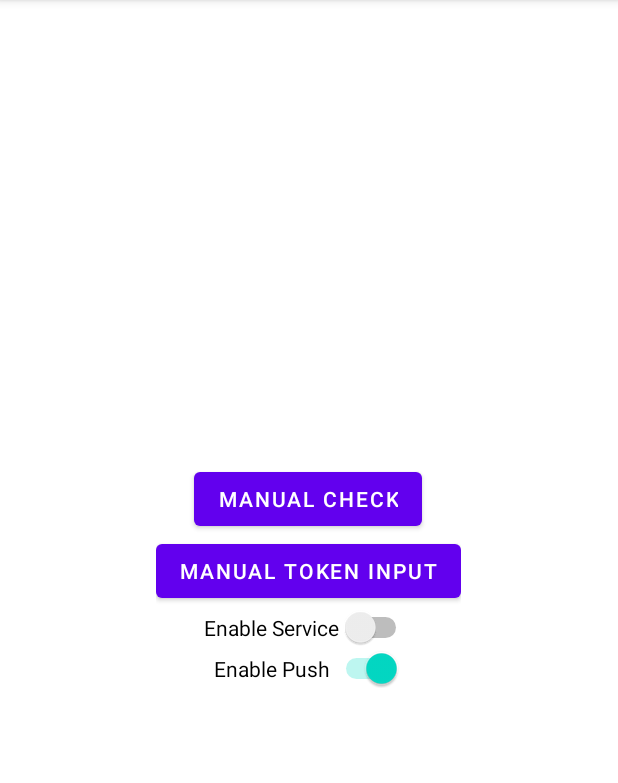
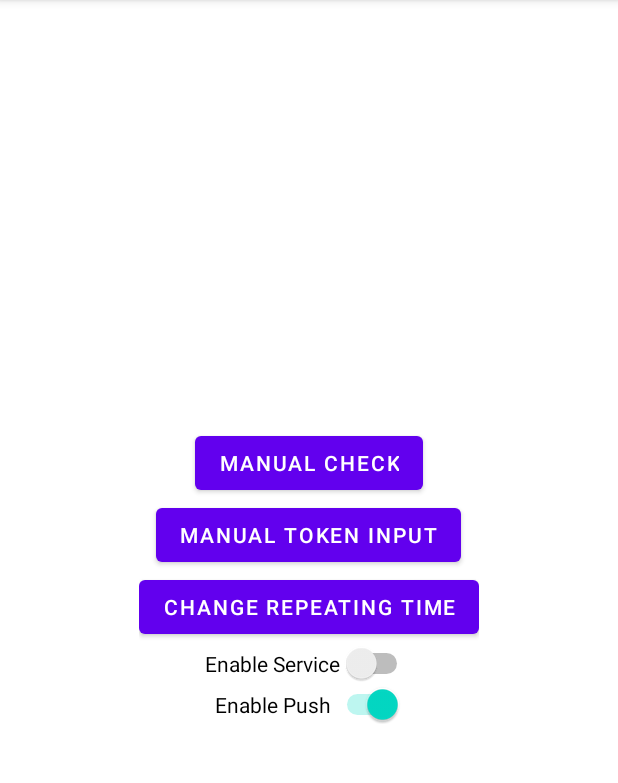
Before and after one commit to AuroraCaelum/GenshinAuto, an Android app: the screen it shows after launch (MainActivity), on a phone screen of 412 x 824 dp, the part 84-867 px from its top. Run offline under Robolectric (Android 15) with nearby library versions, the phone set to English and light mode, and no system bars.

Commit message:
서비스 작동시간 변경 추가

```diff
--- a/app/build.gradle
+++ b/app/build.gradle
@@ -10,8 +10,8 @@ android {
         applicationId "arca.dev.genshinauto"
         minSdkVersion 21
         targetSdkVersion 30
-        versionCode 2
-        versionName "1.1.0"
+        versionCode 4
+        versionName "1.2.0"
 
         testInstrumentationRunner "androidx.test.runner.AndroidJUnitRunner"
     }
@@ -31,7 +31,7 @@ android {
 dependencies {
 
     implementation 'com.squareup.okhttp3:okhttp:3.12.0'
-    implementation 'androidx.appcompat:appcompat:1.3.1'
+    implementation 'androidx.appcompat:appcompat:1.3.1' //기존 1.3.1
     implementation 'com.google.android.material:material:1.1.0'
     implementation 'androidx.constraintlayout:constraintlayout:2.1.1'
     testImplementation 'junit:junit:4.+'
--- a/app/src/main/java/arca/dev/genshinauto/Schedule.java
+++ b/app/src/main/java/arca/dev/genshinauto/Schedule.java
@@ -39,6 +39,9 @@ public class Schedule extends BroadcastReceiver {
     public void onReceive(Context context, Intent intent) {
         this.context = context;
         pref = context.getSharedPreferences("pref", Context.MODE_PRIVATE);
+
+        int hour = pref.getInt("hour", 0);
+        int min = pref.getInt("min", 0);
 
         String ltuid = pref.getString("ltuid", "");
         String ltoken = pref.getString("ltoken", "");
@@ -83,7 +86,7 @@ public class Schedule extends BroadcastReceiver {
                 });
             }
         });
-        MainActivity.createAlarm(context.getApplicationContext());
+        MainActivity.createAlarm(context.getApplicationContext(), hour, min);
     }
 
     public void pushSender(String msg){
--- a/app/src/main/res/layout/activity_main.xml
+++ b/app/src/main/res/layout/activity_main.xml
@@ -13,6 +13,7 @@
         android:layout_centerVertical="true"
         android:orientation="vertical"
         android:gravity="center">
+
         <Button
             android:id="@+id/manual"
             android:layout_width="wrap_content"
@@ -26,6 +27,13 @@
             android:text="@string/btn3"
             android:onClick="manualToken"/>
 
+         <Button
+            android:id="@+id/button"
+            android:layout_width="wrap_content"
+            android:layout_height="wrap_content"
+            android:text="@string/input_time"
+            android:onClick="timeChange"/>
+
         <Switch
             android:id="@+id/serviceSwitch"
             android:layout_width="wrap_content"
@@ -38,4 +46,5 @@
             android:layout_height="wrap_content"
             android:text="@string/push" />
     </LinearLayout>
+
 </RelativeLayout>
--- a/app/src/main/res/values/strings.xml
+++ b/app/src/main/res/values/strings.xml
@@ -18,6 +18,8 @@
     <string name="toast_manual">Click [Manual Token Input] button to input values</string>
     <string name="input_manual">Manual Input</string>
     <string name="input_auto">Auto Input</string>
+    <string name="input_time">Change Repeating Time</string>
+    <string name="toast_restart">Time changed. Please restart the service.\n(Turn off and on again the [Enable Service] button)</string>
 
     <string name="service_started">Service Started</string>
     <string name="service_stopped">Service Stopped</string>
@@ -26,11 +28,15 @@
 
     <string name="input">Input</string>
     <string name="cancel">Cancel</string>
+    <string name="continue_btn">Continue</string>
 
     <string name="input_uid">Input UID</string>
     <string name="input_uid_dialog">Input ltuid value.</string>
     <string name="input_token">Input Token</string>
     <string name="input_token_dialog">Input ltoken value.</string>
+
+    <string name="PRC_title">Please Read!</string>
+    <string name="PRC_body">Please input a "PRC (UTC+08:00)" time.</string>
 
     <string name="update">Update Alert</string>
     <string name="update_dialog">New version is available. Update now?</string>
@@ -39,4 +45,5 @@
     <string name="checkin_complete">Check-In Completed!</string>
 
     <string name="menu_github">Github Page</string>
+    <string name="menu_language">English / 한국어</string>
 </resources>
--- a/build.gradle
+++ b/build.gradle
@@ -5,7 +5,7 @@ buildscript {
         jcenter()
     }
     dependencies {
-        classpath "com.android.tools.build:gradle:4.1.3"
+        classpath 'com.android.tools.build:gradle:7.1.3'
 
         // NOTE: Do not place your application dependencies here; they belong
         // in the individual module build.gradle files
```
Also changed, not shown: app/src/main/java/arca/dev/genshinauto/BootReceiver.java (+5 -3 lines), app/src/main/java/arca/dev/genshinauto/MainActivity.java (+64 -9 lines), app/src/main/java/arca/dev/genshinauto/WebViewActivity.java (+8 -1 lines), gradle/wrapper/gradle-wrapper.properties, 8 other files.
